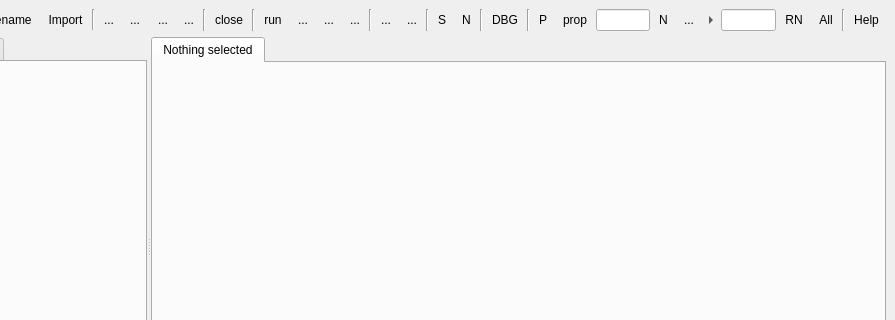
Old version of the form src/lay/lay/MacroEditorDialog.ui in the repository KLayout/klayout; both pictures show x 113 to 1008 and y 0 to 320 of the 1008 by 761 pixel window.
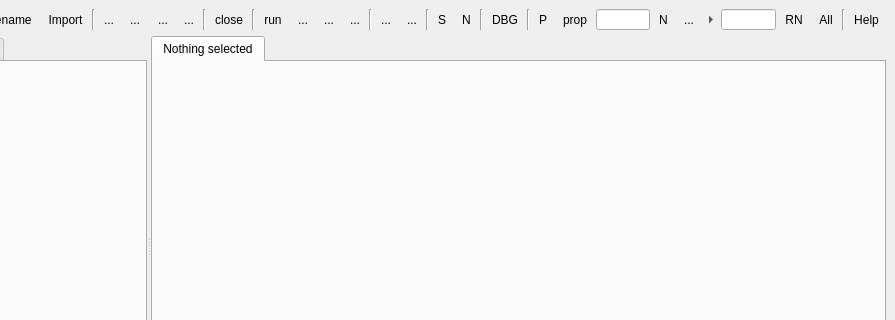
New version of the form. Icons and pictures are not drawn. Custom widgets are drawn as their Qt base class.

Commit message: Small enhancements for macro editor dialog geometry

What changed in the file:
```diff
--- a/src/lay/lay/MacroEditorDialog.ui
+++ b/src/lay/lay/MacroEditorDialog.ui
@@ -614,13 +614,20 @@
              <property name="sizeHint" stdset="0">
               <size>
                <width>40</width>
-               <height>20</height>
+               <height>16</height>
               </size>
              </property>
             </spacer>
            </item>
            <item>
-            <widget class="lay::DecoratedLineEdit" name="searchEditBox"/>
+            <widget class="lay::DecoratedLineEdit" name="searchEditBox">
+             <property name="sizePolicy">
+              <sizepolicy hsizetype="Expanding" vsizetype="Ignored">
+               <horstretch>0</horstretch>
+               <verstretch>0</verstretch>
+              </sizepolicy>
+             </property>
+            </widget>
            </item>
            <item>
             <widget class="QToolButton" name="findNextButton">
@@ -721,7 +728,14 @@
                <number>0</number>
               </property>
               <item>
-               <widget class="lay::DecoratedLineEdit" name="replaceText"/>
+               <widget class="lay::DecoratedLineEdit" name="replaceText">
+                <property name="sizePolicy">
+                 <sizepolicy hsizetype="Expanding" vsizetype="Ignored">
+                  <horstretch>0</horstretch>
+                  <verstretch>0</verstretch>
+                 </sizepolicy>
+                </property>
+               </widget>
               </item>
               <item>
                <widget class="QToolButton" name="replaceNextButton">
```
Left out of the diff: 4 changed lines with no effect on the pictures. The commit also changes 1 other file.
